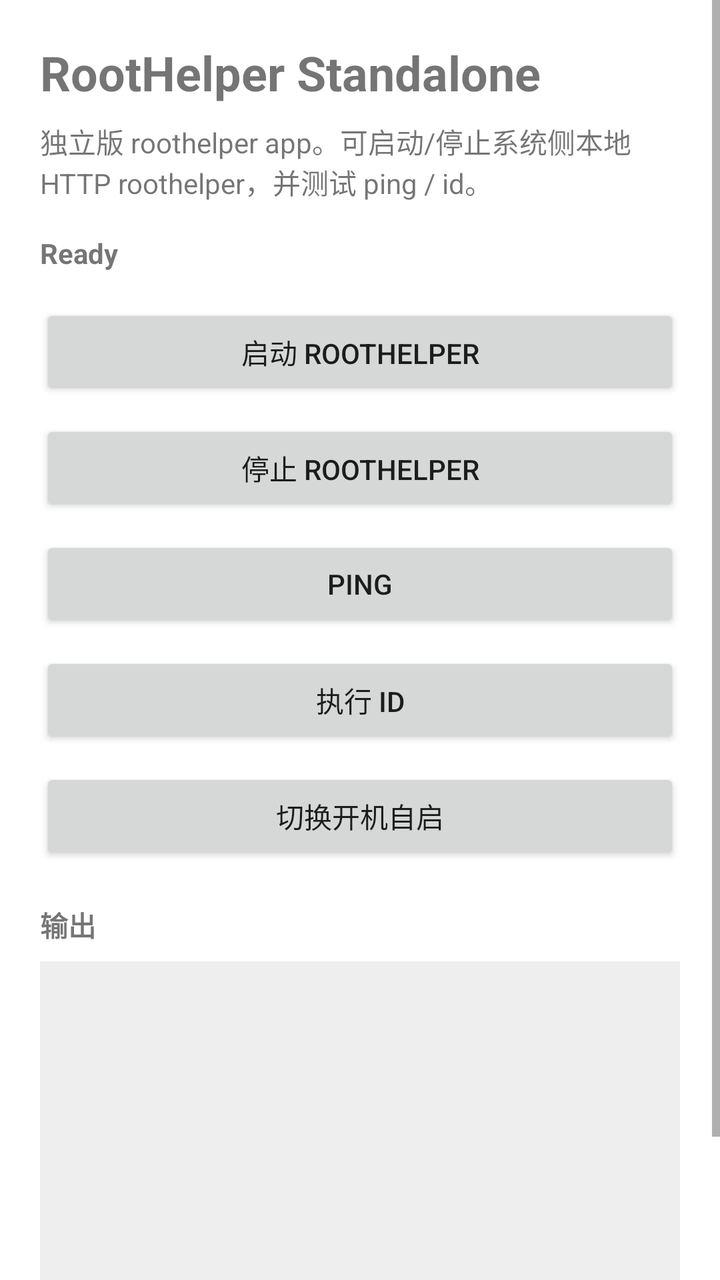
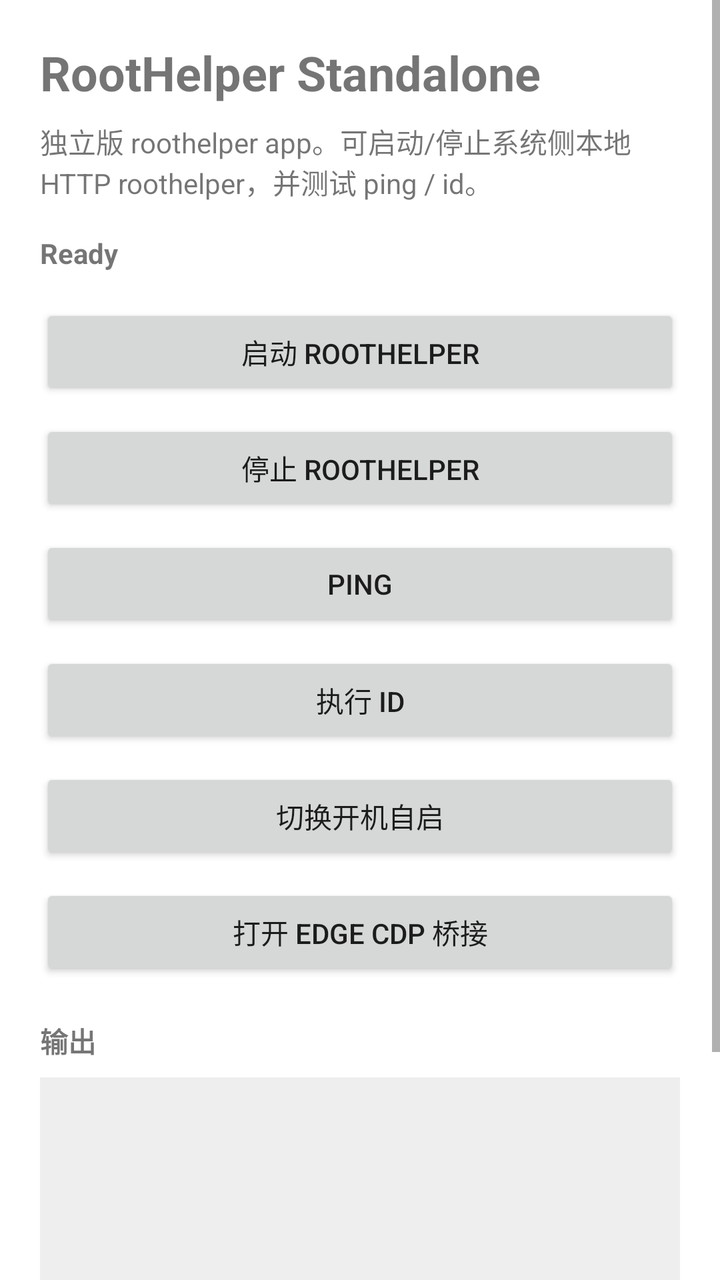

Compare the two renders of this Android layout. The source of the first and the diff that turns it into the second are given below.
<!-- AndroidManifest.xml: application theme Theme.RootHelperStandalone -->
<!-- res/layout/activity_main.xml -->
<?xml version="1.0" encoding="utf-8"?>
<ScrollView xmlns:android="http://schemas.android.com/apk/res/android"
    android:layout_width="match_parent"
    android:layout_height="match_parent"
    android:fillViewport="true">

    <LinearLayout
        android:layout_width="match_parent"
        android:layout_height="wrap_content"
        android:orientation="vertical"
        android:padding="20dp">

        <TextView
            android:layout_width="match_parent"
            android:layout_height="wrap_content"
            android:text="@string/title_roothelper"
            android:textSize="24sp"
            android:textStyle="bold" />

        <TextView
            android:layout_width="match_parent"
            android:layout_height="wrap_content"
            android:layout_marginTop="8dp"
            android:text="@string/desc_roothelper"
            android:textSize="14sp" />

        <TextView
            android:id="@+id/textStatus"
            android:layout_width="match_parent"
            android:layout_height="wrap_content"
            android:layout_marginTop="16dp"
            android:text="@string/status_ready"
            android:textStyle="bold" />

        <Button
            android:id="@+id/btnStart"
            android:layout_width="match_parent"
            android:layout_height="wrap_content"
            android:layout_marginTop="16dp"
            android:text="@string/btn_start_service" />

        <Button
            android:id="@+id/btnStop"
            android:layout_width="match_parent"
            android:layout_height="wrap_content"
            android:layout_marginTop="10dp"
            android:text="@string/btn_stop_service" />

        <Button
            android:id="@+id/btnPing"
            android:layout_width="match_parent"
            android:layout_height="wrap_content"
            android:layout_marginTop="10dp"
            android:text="@string/btn_ping" />

        <Button
            android:id="@+id/btnId"
            android:layout_width="match_parent"
            android:layout_height="wrap_content"
            android:layout_marginTop="10dp"
            android:text="@string/btn_run_id" />

        <Button
            android:id="@+id/btnBoot"
            android:layout_width="match_parent"
            android:layout_height="wrap_content"
            android:layout_marginTop="10dp"
            android:text="@string/btn_toggle_boot" />

        <TextView
            android:layout_width="match_parent"
            android:layout_height="wrap_content"
            android:layout_marginTop="20dp"
            android:text="@string/label_output"
            android:textStyle="bold" />

        <TextView
            android:id="@+id/textOutput"
            android:layout_width="match_parent"
            android:layout_height="wrap_content"
            android:minHeight="220dp"
            android:layout_marginTop="8dp"
            android:padding="12dp"
            android:background="#11000000"
            android:fontFamily="monospace"
            android:textIsSelectable="true" />

    </LinearLayout>
</ScrollView>
<!-- resources referenced by this layout -->
<resources>
  <string name="btn_ping">Ping</string>
  <string name="btn_run_id">执行 id</string>
  <string name="btn_start_service">启动 RootHelper</string>
  <string name="btn_stop_service">停止 RootHelper</string>
  <string name="btn_toggle_boot">切换开机自启</string>
  <string name="desc_roothelper">独立版 roothelper app。可启动/停止系统侧本地 HTTP roothelper，并测试 ping / id。</string>
  <string name="label_output">输出</string>
  <string name="status_ready">Ready</string>
  <string name="title_roothelper">RootHelper Standalone</string>
  <style name="Theme.RootHelperStandalone" parent="Theme.MaterialComponents.DayNight.NoActionBar">
          <item name="colorPrimary">#6750A4</item>
          <item name="colorPrimaryVariant">#4F378B</item>
          <item name="colorOnPrimary">#FFFFFF</item>
          <item name="colorSecondary">#625B71</item>
          <item name="android:statusBarColor">?attr/colorPrimaryVariant</item>
          <item name="android:navigationBarColor">#000000</item>
      </style>
</resources>

<!-- the commit's change to res/layout/activity_main.xml (unified diff, before → after) -->
@@ -67,6 +67,13 @@
             android:layout_marginTop="10dp"
             android:text="@string/btn_toggle_boot" />
 
+        <Button
+            android:id="@+id/btnEdge"
+            android:layout_width="match_parent"
+            android:layout_height="wrap_content"
+            android:layout_marginTop="10dp"
+            android:text="@string/btn_open_edge_cdp" />
+
         <TextView
             android:layout_width="match_parent"
             android:layout_height="wrap_content"
<!-- resource entries referenced after the edit -->
@@ -1,5 +1,6 @@
 <!-- resources referenced by this layout -->
 <resources>
+  <string name="btn_open_edge_cdp">打开 Edge CDP 桥接</string>
   <string name="btn_ping">Ping</string>
   <string name="btn_run_id">执行 id</string>
   <string name="btn_start_service">启动 RootHelper</string>
